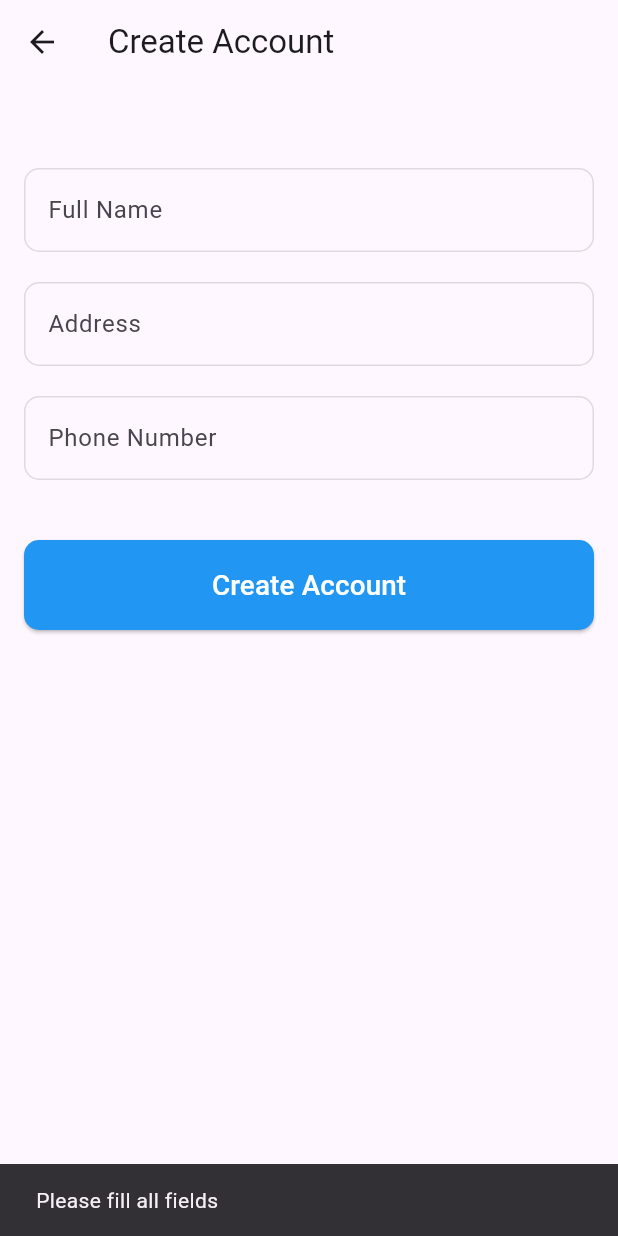
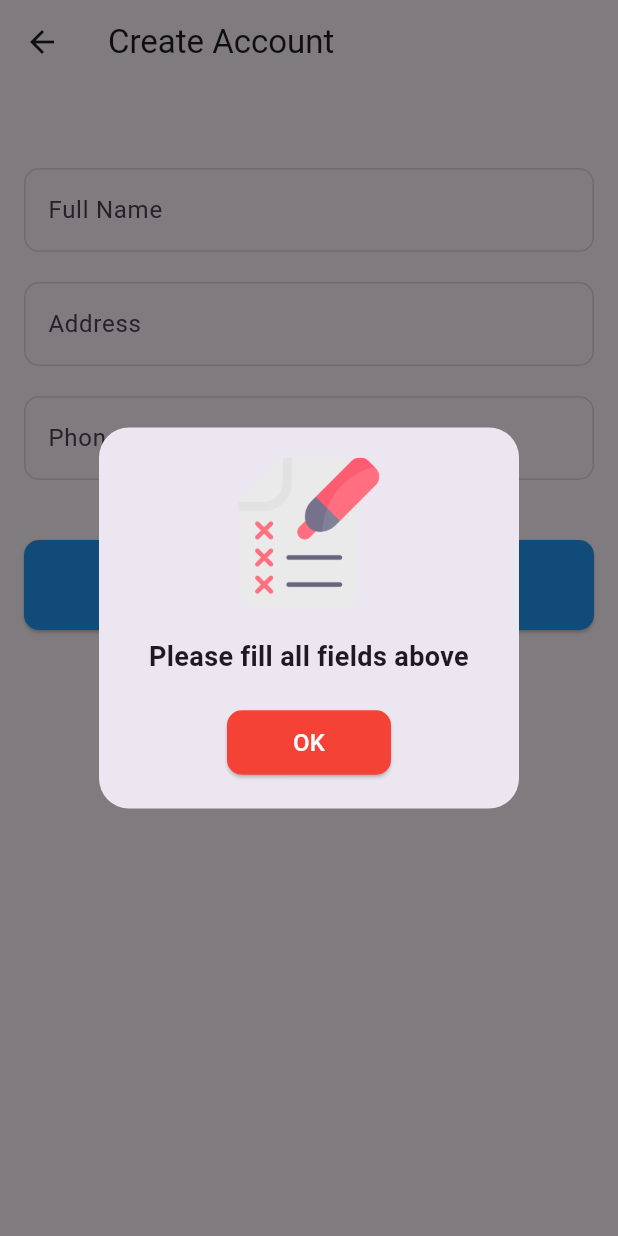
Before and after one commit to SiEncan/T-Cash, a Flutter app: the CreateAccountPage2 screen opened directly with empty values, after a tap on "Create Account", on a phone screen of 412 x 824 dp. Run offline on Flutter 3.47's test engine with Material 3 defaults, Android fonts, the phone set to English and light mode, and no system bars; our stand-ins replace carousel_slider, cloud_firestore, firebase_auth, firebase_core; accounts and stored records are empty.

Commit message:
changed snackbar to CustomDialog

```diff
--- a/lib/main.dart
+++ b/lib/main.dart
@@ -1,7 +1,7 @@
 import 'package:flutter/material.dart';
 import 'firebase_options.dart';
 import 'package:firebase_core/firebase_core.dart';
-import 'package:fintar/splash_screen.dart';
+import 'package:fintar/screen/splash/splash_screen.dart';
 
 void main() async {
   WidgetsFlutterBinding.ensureInitialized();
--- a/lib/screen/auth/create_account2.dart
+++ b/lib/screen/auth/create_account2.dart
@@ -1,4 +1,5 @@
-import 'package:fintar/login.dart';
+import 'package:fintar/screen/auth/login.dart';
+import 'package:fintar/widgets/custom_dialog.dart';
 import 'package:flutter/material.dart';
 import 'package:firebase_auth/firebase_auth.dart';
 import 'package:cloud_firestore/cloud_firestore.dart';
@@ -100,14 +101,17 @@ class _CreateAccountPage2State extends State<CreateAccountPage2> {
                 minimumSize: Size(double.infinity, 50),
               ),
               onPressed: () async {
-                // Menyembunyikan snackbar yang sedang tampil jika ada agar tidak menyebabkan notifikasi berlebihan
-                ScaffoldMessenger.of(context).clearSnackBars();
                 // Validasi input
                 if (nameController.text.isEmpty ||
                     addressController.text.isEmpty ||
                     phoneNumberController.text.isEmpty) {
-                  ScaffoldMessenger.of(context).showSnackBar(
-                      const SnackBar(content: Text("Please fill all fields")));
+                  showCustomDialog(
+                    context: context,
+                    imagePath: 'img/form_failed.png',
+                    message: 'Please fill all fields above',
+                    height: 100,
+                    buttonColor: Colors.red,
+                  );
                   return;
                 }
 
@@ -122,8 +126,13 @@ class _CreateAccountPage2State extends State<CreateAccountPage2> {
 
                 if (querySnapshot.docs.isNotEmpty) {
                   // Jika ada dokumen yang ditemukan, artinya nomor telepon sudah terdaftar
-                  ScaffoldMessenger.of(context).showSnackBar(const SnackBar(
-                      content: Text("Phone number already registered.")));
+                  showCustomDialog(
+                    context: context,
+                    imagePath: 'img/phone_failed.png',
+                    message: 'Phone number already registered',
+                    height: 100,
+                    buttonColor: Colors.red,
+                  );
                   return;
                 }
 
@@ -161,12 +170,12 @@ class _CreateAccountPage2State extends State<CreateAccountPage2> {
                   });
 
                   // Navigasi ke halaman utama setelah berhasil
-                  ScaffoldMessenger.of(context).showSnackBar(const SnackBar(
-                      content: Text("Account created successfully")));
                   Navigator.pushReplacement(
                       context,
                       MaterialPageRoute(
-                          builder: (context) => const LoginScreen()));
+                          builder: (context) => const LoginScreen(
+                                showDialog: true,
+                              )));
                 } on FirebaseAuthException catch (e) {
                   String errorMessage;
 
@@ -189,12 +198,22 @@ class _CreateAccountPage2State extends State<CreateAccountPage2> {
                       errorMessage =
                           'An unknown error occurred. Please try again later.';
                   }
-                  ScaffoldMessenger.of(context)
-                      .showSnackBar(SnackBar(content: Text(errorMessage)));
+                  showCustomDialog(
+                    context: context,
+                    imagePath: 'img/failed.png',
+                    message: errorMessage,
+                    height: 100,
+                    buttonColor: Colors.red,
+                  );
                 } catch (e) {
                   // Tampilkan pesan error umum jika error bukan dari FirebaseAuth
-                  ScaffoldMessenger.of(context).showSnackBar(const SnackBar(
-                      content: Text("An error occurred. Please try again.")));
+                  showCustomDialog(
+                    context: context,
+                    imagePath: 'img/failed.png',
+                    message: 'An error occurred. Please try again.',
+                    height: 100,
+                    buttonColor: Colors.red,
+                  );
                 }
               },
               child: Text(
--- a/lib/screen/auth/logout_screen.dart
+++ b/lib/screen/auth/logout_screen.dart
@@ -1,4 +1,4 @@
-import 'package:fintar/login.dart';
+import 'package:fintar/screen/auth/login.dart';
 import 'package:flutter/material.dart';
 import 'package:firebase_auth/firebase_auth.dart';
 
--- a/lib/screen/auth/welcome_screen.dart
+++ b/lib/screen/auth/welcome_screen.dart
@@ -1,5 +1,5 @@
 import 'package:flutter/material.dart';
-import 'package:fintar/login.dart';
+import 'package:fintar/screen/auth/login.dart';
 import 'create_account1.dart';
 
 class WelcomeScreen extends StatelessWidget {
--- a/lib/screen/splash/splash_screen.dart
+++ b/lib/screen/splash/splash_screen.dart
@@ -1,7 +1,7 @@
 import 'package:flutter/material.dart';
 import 'package:firebase_auth/firebase_auth.dart';
-import 'package:fintar/welcome_screen.dart';
-import 'package:fintar/bottom_navigation.dart';
+import 'package:fintar/screen/auth/welcome_screen.dart';
+import 'package:fintar/widgets/bottom_navigation.dart';
 
 class SplashScreen extends StatefulWidget {
   const SplashScreen({super.key});
--- a/lib/widgets/bottom_navigation.dart
+++ b/lib/widgets/bottom_navigation.dart
@@ -1,6 +1,6 @@
 import 'package:flutter/material.dart';
-import 'package:fintar/home_tab.dart';
-import 'package:fintar/logout_screen.dart';
+import 'package:fintar/screen/home/home_tab.dart';
+import 'package:fintar/screen/auth/logout_screen.dart';
 
 class BottomNavigation extends StatefulWidget {
   const BottomNavigation({super.key});
--- /dev/null
+++ b/lib/widgets/custom_dialog.dart
@@ -0,0 +1,76 @@
+import 'package:flutter/material.dart';
+
+void showCustomDialog({
+  required BuildContext context,
+  required String imagePath,
+  required String message,
+  required double height,
+  required Color buttonColor,
+}) {
+  showGeneralDialog(
+    context: context,
+    barrierDismissible: false,
+    barrierLabel: "Dialog",
+    pageBuilder: (context, animation, secondaryAnimation) {
+      return const SizedBox.shrink();
+    },
+    transitionBuilder: (context, animation, secondaryAnimation, child) {
+      final scaleAnimation = Tween<double>(begin: 0.5, end: 1).animate(
+        CurvedAnimation(
+          parent: animation,
+          curve: Curves.easeOutBack,
+        ),
+      );
+
+      return ScaleTransition(
+        scale: scaleAnimation,
+        child: Dialog(
+          shape: RoundedRectangleBorder(
+            borderRadius: BorderRadius.circular(20),
+          ),
+          child: Padding(
+            padding: const EdgeInsets.all(20.0),
+            child: Column(
+              mainAxisSize: MainAxisSize.min,
+              children: [
+                Image.asset(
+                  imagePath,
+                  height: height,
+                ),
+                const SizedBox(height: 20),
+                Text(
+                  message,
+                  textAlign: TextAlign.center,
+                  style: const TextStyle(
+                    fontSize: 18,
+                    fontWeight: FontWeight.bold,
+                  ),
+                ),
+                const SizedBox(height: 20),
+                ElevatedButton(
+                  onPressed: () {
+                    Navigator.of(context).pop();
+                  },
+                  style: ElevatedButton.styleFrom(
+                    backgroundColor: buttonColor,
+                    shape: RoundedRectangleBorder(
+                      borderRadius: BorderRadius.circular(10),
+                    ),
+                  ),
+                  child: const Padding(
+                    padding: EdgeInsets.symmetric(horizontal: 20, vertical: 10),
+                    child: Text(
+                      'OK',
+                      style: TextStyle(color: Colors.white, fontSize: 16),
+                    ),
+                  ),
+                ),
+              ],
+            ),
+          ),
+        ),
+      );
+    },
+    transitionDuration: const Duration(milliseconds: 200),
+  );
+}
```
Also changed, not shown: lib/screen/auth/create_account1.dart (+13 -8 lines), lib/screen/auth/login.dart (+45 -14 lines), lib/screen/home/home_tab.dart (+4 -4 lines), img/failed.png (added), img/form_failed.png (added), img/phone_failed.png (added), img/success.png (added).
